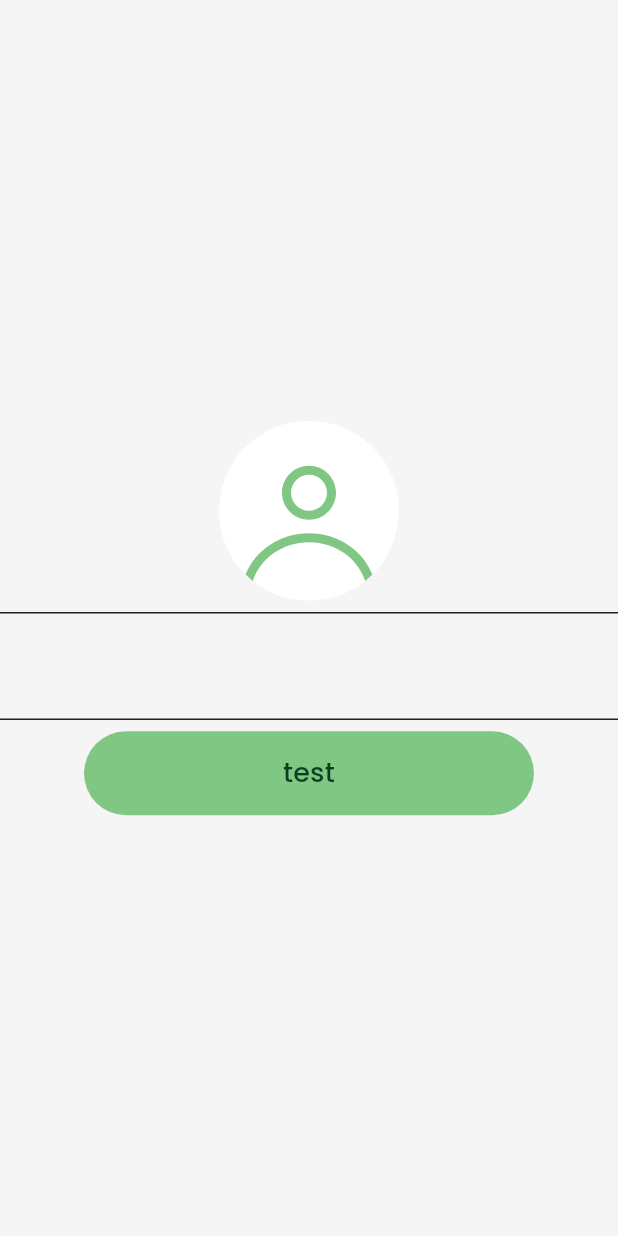
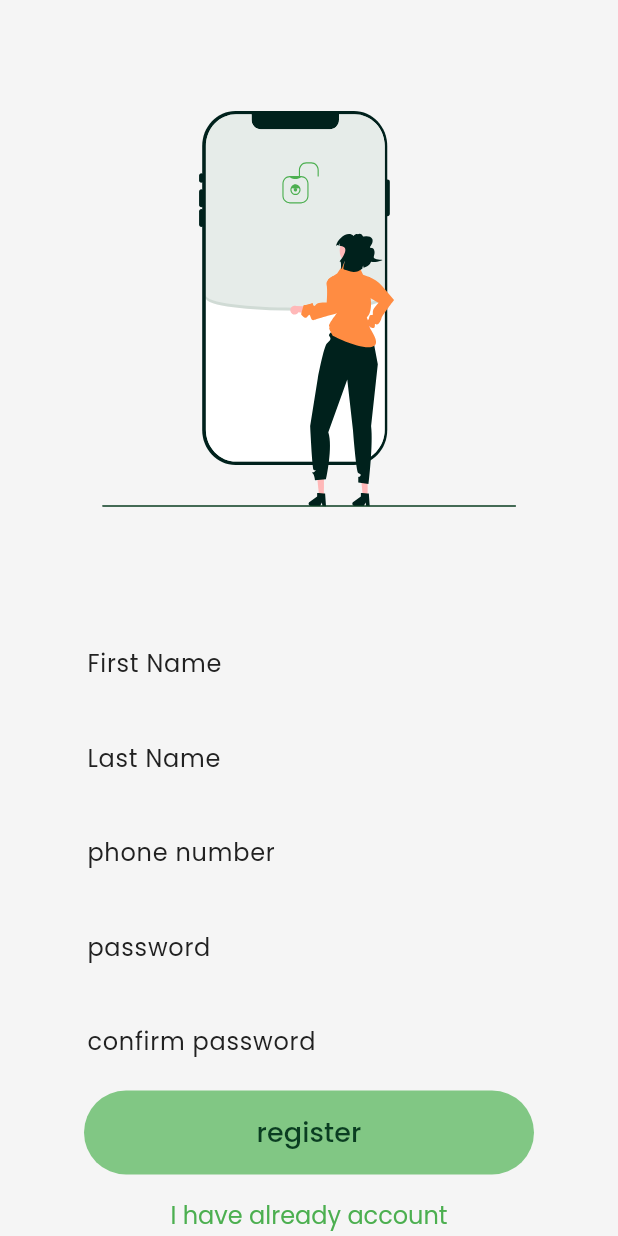
Before and after one commit to AbdulrahmanAlkhawwam/Prog_Lang-pro, a Flutter app: the screen it shows after launch, on a phone screen of 412 x 824 dp. Run offline on Flutter 3.47's test engine with Material 3 defaults, Android fonts, the phone set to English and light mode, and no system bars; our stand-ins replace easy_localization, equatable, flutter_svg, get_it, google_fonts, shared_preferences and 2 more; accounts and stored records are empty.

Commit message:
CREATE REGISTER SCREEN

```diff
--- a/lib/src/app.dart
+++ b/lib/src/app.dart
@@ -1,4 +1,5 @@
 import 'package:flutter/material.dart';
+import 'package:program_language_project/src/features/screens/register_screen.dart';
 
 import '../src/core/constants/theme.dart';
 import '../src/features/test_screen.dart';
@@ -11,7 +12,8 @@ class App extends StatelessWidget {
     return MaterialApp(
       theme: AppTheme.lightTheme,
       darkTheme: AppTheme.darkTheme,
-      home: TestScreen(),
+      // themeMode: ThemeMode.light,
+      home: RegisterScreen(),
     );
   }
 }
--- a/lib/src/core/components/inters/app_input.dart
+++ b/lib/src/core/components/inters/app_input.dart
@@ -5,7 +5,7 @@ import '../../utils/app_context.dart';
 class AppInput extends StatelessWidget {
   final Function()? onTap;
   final Function(dynamic)? onChanged;
-  final FormFieldValidator<dynamic>? validator;
+  final FormFieldValidator<String>? validator;
   final String? validate;
   final TextEditingController? controller;
   final IconButton? suffixIconButton;
--- /dev/null
+++ b/lib/src/features/screens/register_screen.dart
@@ -0,0 +1,146 @@
+import 'package:easy_localization/easy_localization.dart';
+import 'package:flutter/material.dart';
+import 'package:flutter_svg/flutter_svg.dart';
+import 'package:program_language_project/src/core/components/buttons/App_button.dart';
+import 'package:program_language_project/src/core/components/inters/app_input.dart';
+import 'package:program_language_project/src/core/components/widgets/bounded_list_view.dart';
+import 'package:program_language_project/src/core/constants/res.dart';
+
+class RegisterScreen extends StatefulWidget {
+  const RegisterScreen({super.key});
+
+  @override
+  State<RegisterScreen> createState() => _RegisterScreenState();
+}
+
+class _RegisterScreenState extends State<RegisterScreen> {
+  final firstName = TextEditingController();
+  final lastName = TextEditingController();
+  final phoneNumber = TextEditingController();
+  final password = TextEditingController();
+  final confirmPassword = TextEditingController();
+  final globalKey = GlobalKey<FormState>();
+
+  @override
+  Widget build(BuildContext context) {
+    return Scaffold(
+        body: Column(
+      children: [
+        Expanded(
+          child: Center(
+            child: SvgPicture.asset(Res.register),
+          ),
+        ),
+        Expanded(
+          child: Form(
+            key: globalKey,
+            child: BoundedListView(
+              children: [
+                Padding(
+                  padding: EdgeInsets.only(left: 36, right: 36, bottom: 8),
+                  child: AppInput(
+                    controller: firstName,
+                    isEnabled: true,
+                    hint: 'First Name',
+                    validator: (value) {
+                      if (value!.isEmpty) {
+                        return 'first name must be entered';
+                      } else if (value.length > 20 || value.length < 2) {
+                        return "first name must be between 2 and 20 letters";
+                      } else {
+                        return null;
+                      }
+                    },
+                  ),
+                ),
+                Padding(
+                  padding: EdgeInsets.symmetric(horizontal: 36),
+                  child: AppInput(
+                    controller: lastName,
+                    isEnabled: true,
+                    hint: 'Last Name',
+                    validator: (value) {
+                      if (value!.isEmpty) {
+                        return 'last name must be entered';
+                      } else if (value.length > 20 || value.length < 2) {
+                        return "last name must be between 2 and 20 letters";
+                      } else {
+                        return null;
+                      }
+                    },
+                  ),
+                ),
+                Padding(
+                  padding: EdgeInsets.symmetric(horizontal: 36, vertical: 8),
+                  child: AppInput(
+                    controller: phoneNumber,
+                    isEnabled: true,
+                    hint: 'phone number',
+                    validator: (value) {
+                      if (value!.isEmpty) {
+                        return 'phone number must be entered';
+                      } else if (value.substring(0, 2) != "09" ||
+                          value.length != 10) {
+                        return 'phone number must be 09********';
+                      } else {
+                        return null;
+                      }
+                    },
+                  ),
+                ),
+                Padding(
+                  padding: EdgeInsets.symmetric(horizontal: 36),
+                  child: AppInput(
+                    controller: password,
+                    isEnabled: true,
+                    hint: 'password',
+                    validator: (value) {
+                      if (value!.isEmpty) {
+                        return 'password must be entered';
+                      } else if (value.length > 20 || value.length < 8) {
+                        return "password must be between 8 and 20 letters";
+                      } else {
+                        return null;
+                      }
+                    },
+                  ),
+                ),
+                Padding(
+                  padding: EdgeInsets.symmetric(horizontal: 36, vertical: 8),
+                  child: AppInput(
+                    controller: confirmPassword,
+                    isEnabled: true,
+                    hint: 'confirm password',
+                    onChanged: (value) {
+                      if (value == password.text) {
+                        // TODO : fix border to be green or red color
+                      }
+                    },
+                    validator: (value) {
+                      if (value!.isEmpty) {
+                        return "confirm password can't be empty";
+                      } else {
+                        return null;
+                      }
+                    },
+                  ),
+                ),
+                AppButton(
+                  isLoading: false,
+                  text: 'register',
+                  onPressed: () {
+                    if (globalKey.currentState!.validate()) {}
+                  },
+                ),
+                TextButton(
+                  onPressed: () {},
+                  child: Text("I have already account"),
+                )
+              ],
+            ),
+          ),
+        ),
+      ],
+    ));
+  }
+}
```
